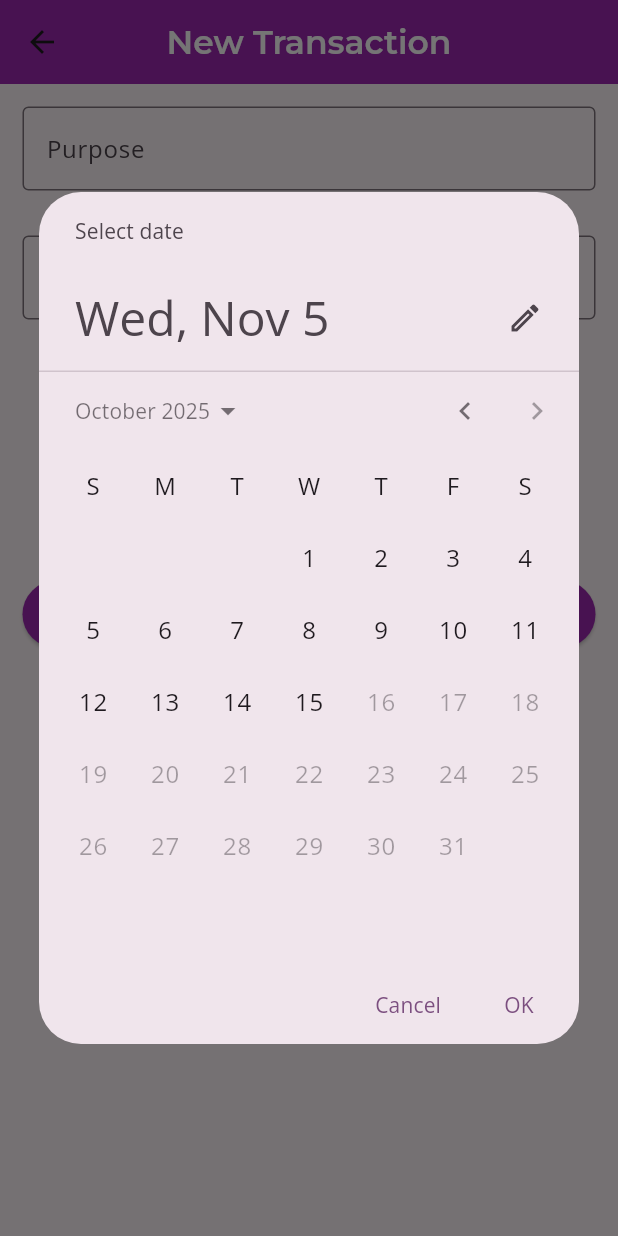
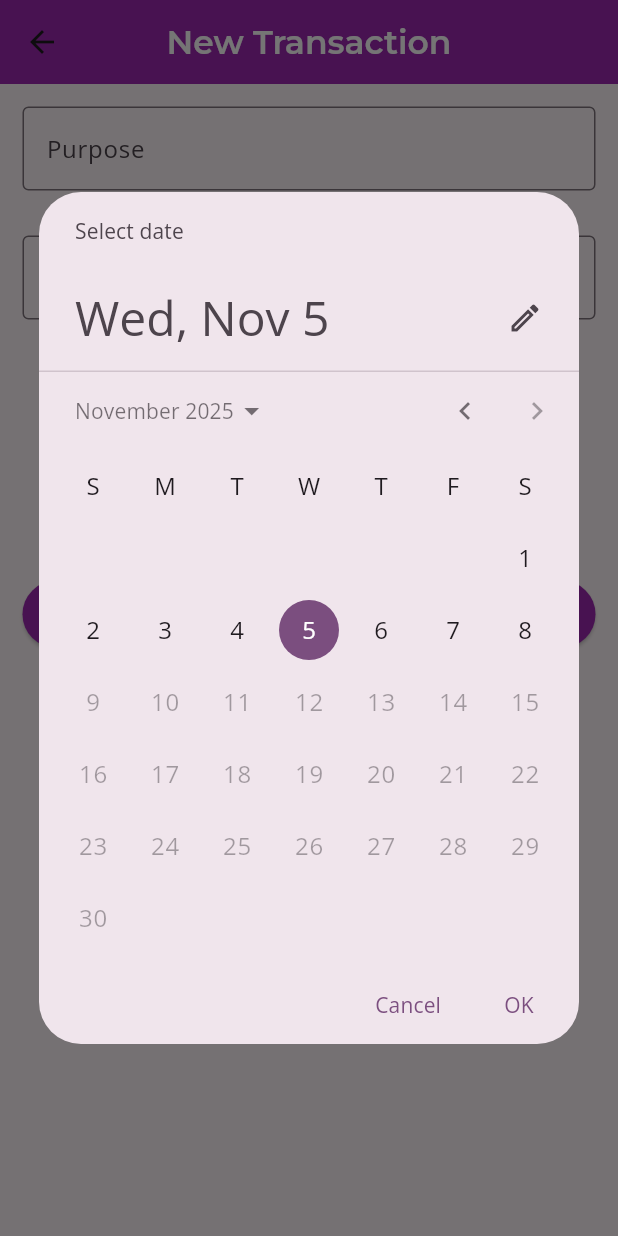
Before and after one commit to Ananduudayan180/Money-Manager-Application, a Flutter app: the AddTransactionsScreen screen opened by its route, after a tap on "Select Date", on a phone screen of 412 x 824 dp. Run offline on Flutter 3.47's test engine with Material 3 defaults, Android fonts, the phone set to English and light mode, and no system bars; our stand-ins replace hive_flutter; accounts and stored records are empty.

```diff
--- a/lib/screens/transactions/add_transactions/add_transactions_screen.dart
+++ b/lib/screens/transactions/add_transactions/add_transactions_screen.dart
@@ -140,8 +140,8 @@ class _AddTransactionsScreenState extends State<AddTransactionsScreen> {
     DateTime? pickedDate = await showDatePicker(
       context: context,
       initialDate: DateTime.now(),
-      firstDate: DateTime(2025, 9, 10),
-      lastDate: DateTime(2025, 10, 15),
+      firstDate: DateTime.now().subtract(Duration(days: 30)),
+      lastDate: DateTime.now().add(Duration(days: 3)),
     );
 
     if (pickedDate != null) {
```
